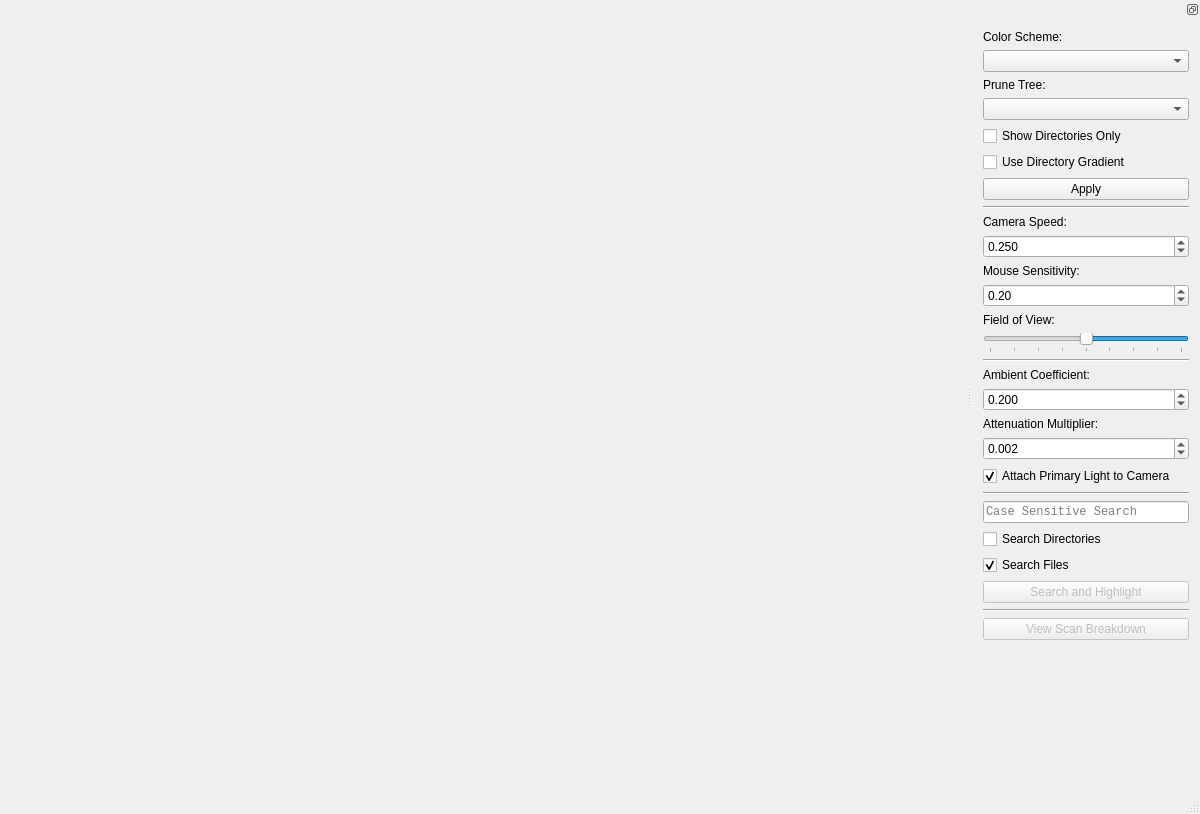
First picture: the form in Source/Core/Windows/mainWindow.ui, repository TimSevereijns/D-Viz, before the edit.
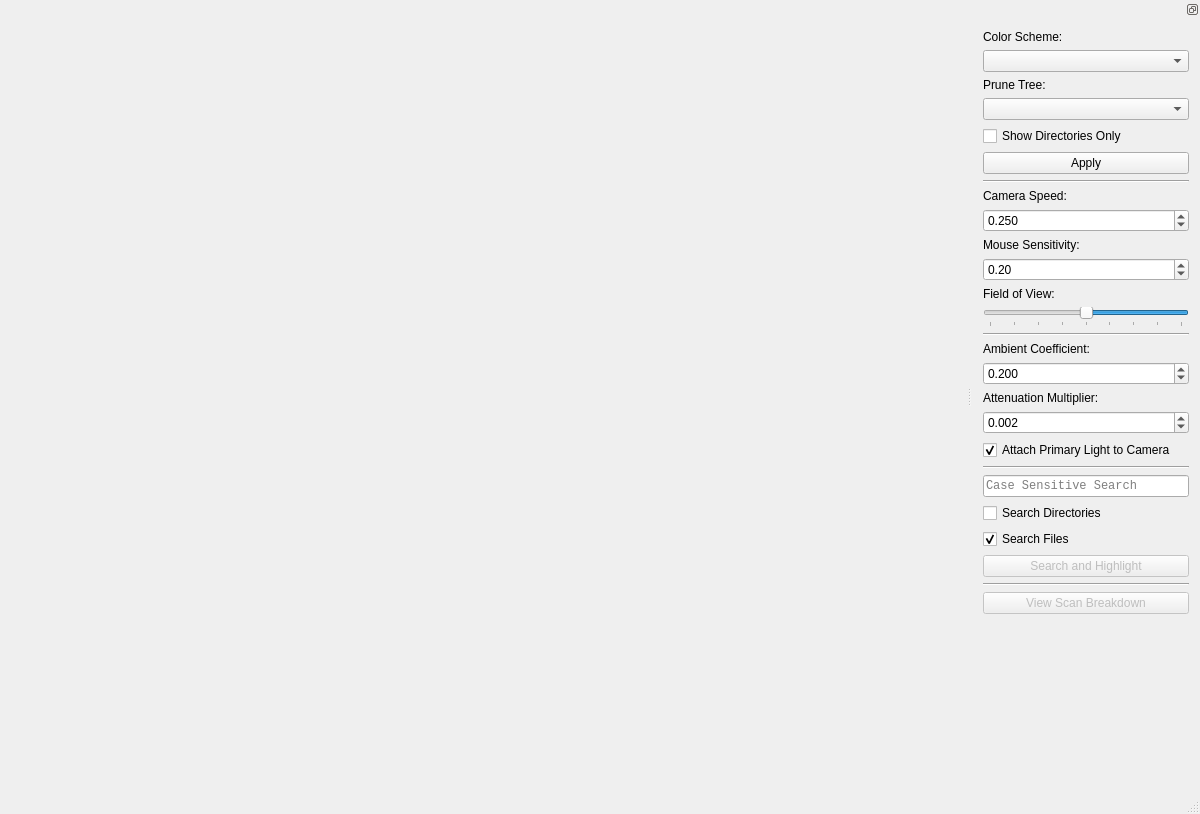
Second picture: the form after the edit.

Commit message:
Removed Directory Color Gradient
+ This feature wasn't all that useful after all.
+ Cleaned up node color restoration code in the canvas class as well.

What changed in the file:
```diff
--- a/Source/Core/Windows/mainWindow.ui
+++ b/Source/Core/Windows/mainWindow.ui
@@ -108,13 +108,6 @@
        </property>
       </widget>
      </item>
-     <item>
-      <widget class="QCheckBox" name="directoryGradientCheckBox">
-       <property name="text">
-        <string>Use Directory Gradient</string>
-       </property>
-      </widget>
-     </item>
      <item>
       <widget class="QPushButton" name="applyButton">
        <property name="text">
```
Left out of the diff: 2 changed lines with no effect on the pictures. The commit also changes 11 other files.
